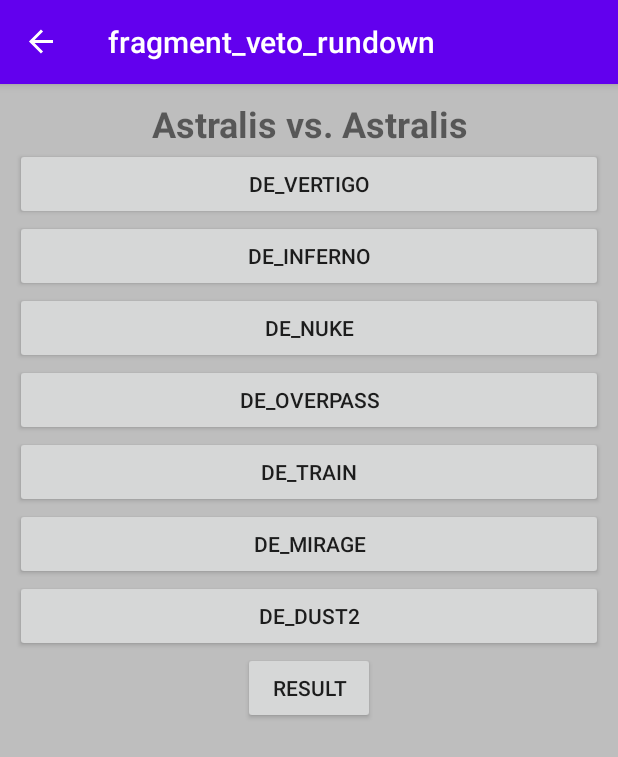
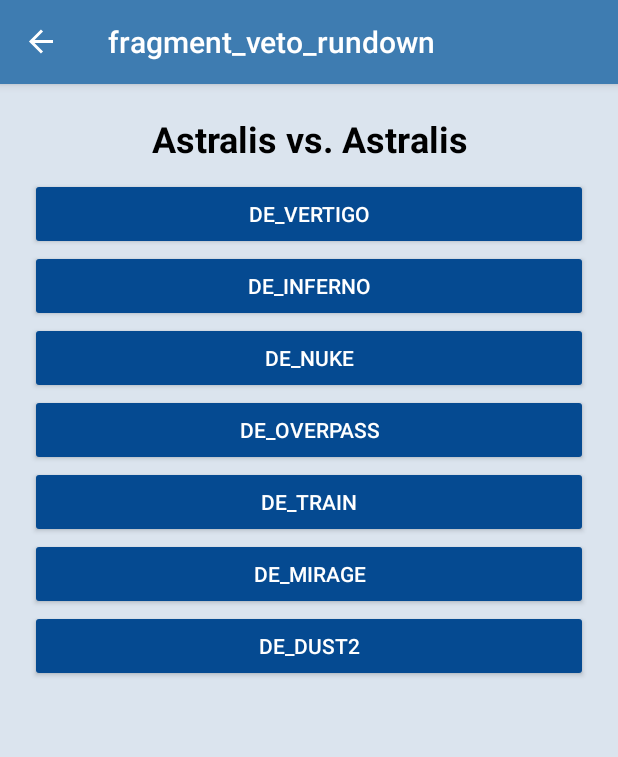
Before and after one commit to wAsnk/csgo-map-veto, an Android app: the NewVetoSettingsFragment screen opened through its navigation route, after a tap on "START THE VETO", on a phone screen of 412 x 824 dp. Shown: the top 757 px of the screen. Run offline under Robolectric (Android 15) with nearby library versions, the phone set to English and light mode, and no system bars; our stand-ins replace Room's generated code, navigation-ui.

Commit message:
Adding styling.

```diff
--- a/app/src/main/java/com/example/csgomapveto/VetoRundownFragment.kt
+++ b/app/src/main/java/com/example/csgomapveto/VetoRundownFragment.kt
@@ -1,6 +1,7 @@
 package com.example.csgomapveto
 
 import android.graphics.drawable.ColorDrawable
+import android.opengl.Visibility
 import android.os.Bundle
 import androidx.fragment.app.Fragment
 import android.view.LayoutInflater
@@ -14,7 +15,9 @@ import androidx.navigation.findNavController
 import com.example.csgomapveto.data.*
 import com.example.csgomapveto.data.Map
 import kotlinx.android.synthetic.main.fragment_new_veto_settings.*
+import kotlinx.android.synthetic.main.fragment_veto_rundown.*
 import kotlinx.android.synthetic.main.fragment_veto_rundown.view.*
+import kotlinx.android.synthetic.main.fragment_veto_rundown.view.goToResultBtn
 import kotlinx.coroutines.GlobalScope
 import kotlinx.coroutines.delay
 import kotlinx.coroutines.launch
@@ -71,6 +74,7 @@ class VetoRundownFragment : Fragment(), View.OnClickListener {
 
         viewModel.newMapveto = MapVeto(Name = viewOfLayout.versusTeams.text.toString(), Team1 = viewModel.selectedTeam1.Name, Team2 = viewModel.selectedTeam2.Name, VetoList = mutableListOf())
         viewModel.vetoNumber = 1
+        viewOfLayout.goToResultBtn.visibility = View.GONE
     }
     override fun onClick(v: View?) {
         actualTeam = (viewModel.vetoNumber - 1) % 2
@@ -104,6 +108,7 @@ class VetoRundownFragment : Fragment(), View.OnClickListener {
                 }
             }
             GlobalScope.launch {viewModel.repository.insertMapveto(viewModel.newMapveto)}
+            viewOfLayout.goToResultBtn.visibility = View.VISIBLE
 
         }
     }
--- a/app/src/main/res/layout/fragment_veto_result.xml
+++ b/app/src/main/res/layout/fragment_veto_result.xml
@@ -28,6 +28,7 @@
             android:layout_width="wrap_content"
             android:layout_height="wrap_content"
             android:layout_gravity="center"
-            android:text="Back to Main Menu" />
+            android:text="@string/back_to_main_menu"
+            android:textColor="@color/buttonTextColor"/>
     </LinearLayout>
 </FrameLayout>
--- a/app/src/main/res/layout/fragment_veto_rundown.xml
+++ b/app/src/main/res/layout/fragment_veto_rundown.xml
@@ -4,7 +4,7 @@
     android:layout_width="match_parent"
     android:layout_height="match_parent"
     xmlns:app="http://schemas.android.com/apk/res-auto"
-    android:padding="10dp"
+    android:padding="20dp"
     tools:context=".VetoRundownFragment">
 
     <!-- TODO: Update blank fragment layout -->
@@ -18,59 +18,71 @@
             android:id="@+id/versusTeams"
             android:layout_width="match_parent"
             android:layout_height="wrap_content"
-            android:text="Team1 vs. Team2"
+            android:text="@string/team1_vs_team2"
             android:textAlignment="center"
             android:textSize="24sp"
-            android:textStyle="bold" />
+            android:textStyle="bold"
+            android:layout_marginBottom="10dp"
+            android:textColor="@color/black"/>
 
 <!--DE_VERTIGO, DE_INFERNO, DE_NUKE, DE_OVERPASS, DE_TRAIN, DE_MIRAGE, DE_DUST2, TBD -->
         <Button
             android:id="@+id/de_vertigo"
             android:layout_width="match_parent"
             android:layout_height="wrap_content"
-            android:text="DE_VERTIGO" />
+            android:text="@string/de_vertigo"
+            android:textColor="@color/buttonTextColor"
+            />
 
         <Button
             android:id="@+id/de_inferno"
             android:layout_width="match_parent"
             android:layout_height="wrap_content"
-            android:text="DE_INFERNO" />
+            android:text="@string/de_inferno"
+            android:textColor="@color/buttonTextColor"/>
 
         <Button
             android:id="@+id/de_nuke"
             android:layout_width="match_parent"
             android:layout_height="wrap_content"
-            android:text="DE_NUKE" />
+            android:text="@string/de_nuke"
+            android:textColor="@color/buttonTextColor"/>
 
         <Button
             android:id="@+id/de_overpass"
             android:layout_width="match_parent"
             android:layout_height="wrap_content"
-            android:text="DE_OVERPASS" />
+            android:text="@string/de_overpass"
+            android:textColor="@color/buttonTextColor"/>
 
         <Button
             android:id="@+id/de_train"
             android:layout_width="match_parent"
             android:layout_height="wrap_content"
-            android:text="DE_TRAIN" />
+            android:text="@string/de_train"
+            android:textColor="@color/buttonTextColor"/>
 
         <Button
             android:id="@+id/de_mirage"
             android:layout_width="match_parent"
             android:layout_height="wrap_content"
-            android:text="DE_MIRAGE" />
+            android:text="@string/de_mirage"
+            android:textColor="@color/buttonTextColor"/>
 
         <Button
             android:id="@+id/de_dust2"
             android:layout_width="match_parent"
             android:layout_height="wrap_content"
-            android:text="DE_DUST2" />
+            android:text="@string/de_dust2"
+            android:textColor="@color/buttonTextColor"
+            />
 
         <Button
             android:id="@+id/goToResultBtn"
             android:layout_width="wrap_content"
             android:layout_height="wrap_content"
-            android:text="Result" />
+            android:text="@string/result"
+            android:textColor="@color/buttonTextColor"/>
     </LinearLayout>
 
 </FrameLayout>
--- a/app/src/main/res/values/colors.xml
+++ b/app/src/main/res/values/colors.xml
@@ -1,11 +1,17 @@
 <?xml version="1.0" encoding="utf-8"?>
 <resources>
-    <color name="colorPrimary">#6200EE</color>
-    <color name="colorPrimaryDark">#3700B3</color>
+    <color name="navBarColor">#f17300</color>
+    <color name="colorPrimary">#3e7cb1</color>
+    <color name="colorPrimaryDark">#054A91</color>
     <color name="colorAccent">#03DAC5</color>
-    <color name="MainBackgroundColor">#BEBEBE</color>
+    <color name="MainBackgroundColor">#dbe4ee</color>
     <color name="BanBGColor">#FF6666</color>
     <color name="PickBGColor">#75FF66</color>
     <color name="DeciderBGColor">#FFE352</color>
+    <color name="buttonColor">#054A91</color>
+    <color name="buttonTextColor">#FFFFFF</color>
+    <color name="black">#000000</color>
+
+
 
 </resources>
--- a/app/src/main/res/values/strings.xml
+++ b/app/src/main/res/values/strings.xml
@@ -6,6 +6,24 @@
     <string name="OldVeto">Old Vetos</string>
     <!-- TODO: Remove or change this placeholder text -->
     <string name="hello_blank_fragment">Hello blank fragment</string>
+    <string name="create_team">Create team:</string>
+    <string name="team_name">Team name</string>
+    <string name="add_team">Add team</string>
+    <string name="starts_veto">Starts veto:</string>
+    <string name="start_the_veto">Start the veto</string>
+    <string name="vs">vs.</string>
+    <string name="select_teams">Select teams:</string>
+    <string name="veto_settings">Veto Settings</string>
+    <string name="back_to_main_menu">Back to Main Menu</string>
+    <string name="team1_vs_team2">Team1 vs. Team2</string>
+    <string name="de_vertigo">DE_VERTIGO</string>
+    <string name="de_inferno">DE_INFERNO</string>
+    <string name="de_nuke">DE_NUKE</string>
+    <string name="de_overpass">DE_OVERPASS</string>
+    <string name="de_train">DE_TRAIN</string>
+    <string name="de_mirage">DE_MIRAGE</string>
+    <string name="de_dust2">DE_DUST2</string>
+    <string name="result">Result</string>
 
     <string-array name="TeamToStart">
         <item>Team1</item>
--- a/app/src/main/res/values/styles.xml
+++ b/app/src/main/res/values/styles.xml
@@ -6,6 +6,14 @@
         <item name="colorPrimary">@color/colorPrimary</item>
         <item name="colorPrimaryDark">@color/colorPrimaryDark</item>
         <item name="colorAccent">@color/colorAccent</item>
-    </style>
+        <item name="android:navigationBarColor">@color/navBarColor</item>
+        <item name="colorButtonNormal">@color/buttonColor</item>
+        <item name="android:textColor">@color/black</item>
+
+
+</style>
+
+
+
 
 </resources>
```
Also changed, not shown: app/src/main/res/layout/fragment_main_menu.xml (+5 -2 lines), app/src/main/res/layout/fragment_new_team.xml (+4 -3 lines), app/src/main/res/layout/fragment_new_veto_settings.xml (+7 -6 lines).
